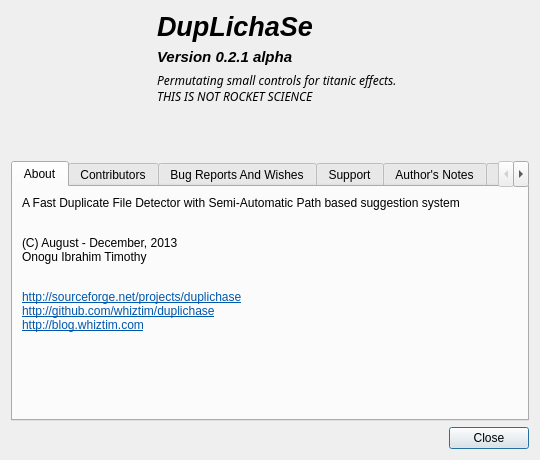
Above: dupscan/dialogs/aboutdialog.ui from WhiZTiM/duplichase before the change. Below: the same form after it.
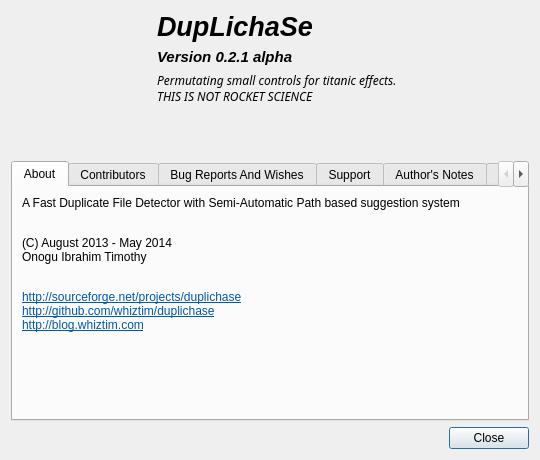
That is the form after the change. Icons and pictures are not drawn.

What changed in the file:
```diff
--- a/dupscan/dialogs/aboutdialog.ui
+++ b/dupscan/dialogs/aboutdialog.ui
@@ -131,7 +131,7 @@
        <item>
         <widget class="QLabel" name="about_briefLabel">
          <property name="text">
-          <string>&lt;html&gt;&lt;head/&gt;&lt;body&gt;&lt;p&gt;A Fast Duplicate File Detector with Semi-Automatic Path based suggestion system&lt;/p&gt;&lt;p&gt;&lt;br/&gt;(C) August - December, 2013&lt;br/&gt;Onogu Ibrahim Timothy&lt;/p&gt;&lt;p&gt;&lt;a href=&quot;http://github.com/whiztim/duplichase&quot;&gt;&lt;span style=&quot; text-decoration: underline; color:#0057ae;&quot;&gt;&lt;br/&gt;http://sourceforge.net/projects/duplichase&lt;br/&gt;http://github.com/whiztim/duplichase&lt;/span&gt;&lt;/a&gt;&lt;a href=&quot;http://blog.whiztim.com&quot;&gt;&lt;span style=&quot; text-decoration: underline; color:#0057ae;&quot;&gt;&lt;br/&gt;http://blog.whiztim.com&lt;/span&gt;&lt;/a&gt;&lt;/p&gt;&lt;/body&gt;&lt;/html&gt;</string>
+          <string>&lt;html&gt;&lt;head/&gt;&lt;body&gt;&lt;p&gt;A Fast Duplicate File Detector with Semi-Automatic Path based suggestion system&lt;/p&gt;&lt;p&gt;&lt;br/&gt;(C) August 2013 - May 2014&lt;br/&gt;Onogu Ibrahim Timothy&lt;/p&gt;&lt;p&gt;&lt;a href=&quot;http://github.com/whiztim/duplichase&quot;&gt;&lt;span style=&quot; text-decoration: underline; color:#0057ae;&quot;&gt;&lt;br/&gt;http://sourceforge.net/projects/duplichase&lt;br/&gt;http://github.com/whiztim/duplichase&lt;/span&gt;&lt;/a&gt;&lt;a href=&quot;http://blog.whiztim.com&quot;&gt;&lt;span style=&quot; text-decoration: underline; color:#0057ae;&quot;&gt;&lt;br/&gt;http://blog.whiztim.com&lt;/span&gt;&lt;/a&gt;&lt;/p&gt;&lt;/body&gt;&lt;/html&gt;</string>
          </property>
         </widget>
        </item>
```
